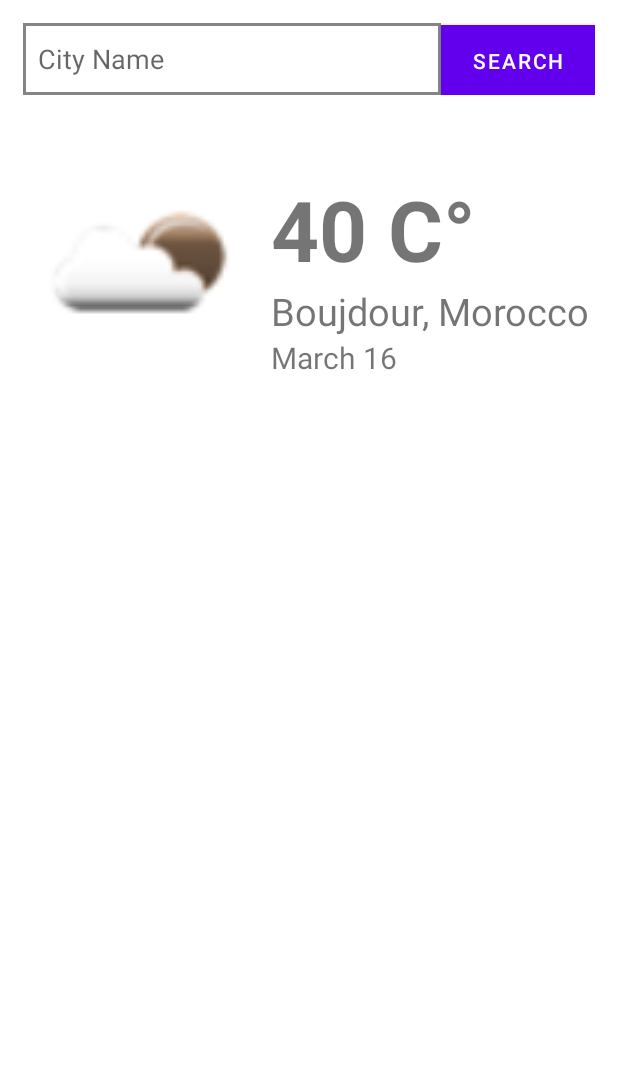
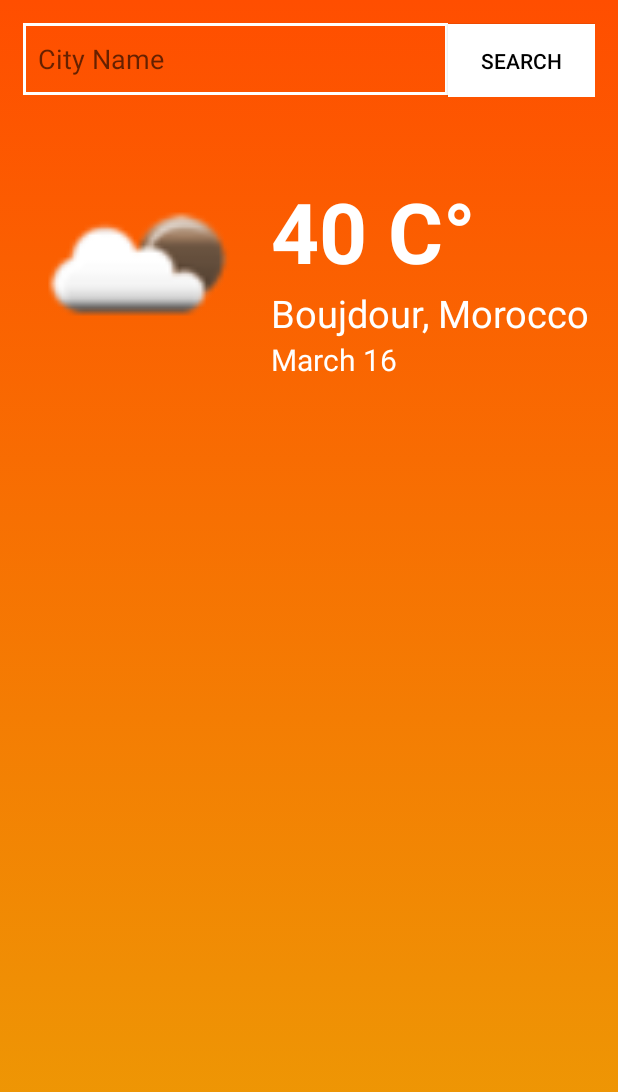
Before and after one commit to essadeq-elaamiri/MyWeather, an Android app: the layout activity_main.xml on its own in the app's theme, with its tools: preview values and no code run, on a phone screen of 412 x 824 dp. Shown: the top 1092 px of the screen. Run offline under Robolectric (Android 15) with nearby library versions, the phone set to English and light mode, and no system bars.

Commit message:
ui up, bg done, button fix, md ba3

```diff
--- a/app/src/main/res/drawable/btn_background.xml
+++ b/app/src/main/res/drawable/btn_background.xml
@@ -1,5 +1,6 @@
 <?xml version="1.0" encoding="utf-8"?>
 <shape xmlns:android="http://schemas.android.com/apk/res/android">
  <stroke android:width="2dp" android:color="@color/gray_"></stroke>
-    <solid android:color="@color/teal_700"></solid>
+    <solid android:color="@color/white"></solid>
+    <stroke android:color="@color/white" android:width="2dp"></stroke>
 </shape>
--- a/app/src/main/res/drawable/edirtext_border.xml
+++ b/app/src/main/res/drawable/edirtext_border.xml
@@ -1,4 +1,4 @@
 <?xml version="1.0" encoding="utf-8"?>
 <shape xmlns:android="http://schemas.android.com/apk/res/android">
-    <stroke android:color="@color/gray_" android:width="2dp"></stroke>
+    <stroke android:color="@color/white" android:width="2dp"></stroke>
 </shape>
--- /dev/null
+++ b/app/src/main/res/drawable/gradient_background.xml
@@ -0,0 +1,13 @@
+<?xml version="1.0" encoding="utf-8"?>
+<selector xmlns:android="http://schemas.android.com/apk/res/android">
+    <item>
+        <shape>
+            <gradient
+                android:angle="90"
+                android:startColor="#ec9f05"
+                android:endColor="#ff4e00"
+                android:type="linear"/>
+
+        </shape>
+    </item>
+</selector>
--- a/app/src/main/res/layout/activity_main.xml
+++ b/app/src/main/res/layout/activity_main.xml
@@ -5,7 +5,8 @@
     android:layout_width="match_parent"
     android:layout_height="match_parent"
     tools:context=".MainActivity"
-    android:orientation="vertical">
+    android:orientation="vertical"
+    android:background="@drawable/gradient_background">
 
     <LinearLayout
         android:layout_width="match_parent"
@@ -21,16 +22,18 @@
             android:layout_weight="95"
             android:background="@drawable/edirtext_border"
             android:hint="@string/search_editText_hint"
-            android:paddingLeft="10dp">
+            android:paddingLeft="10dp"
+            android:textColor="@color/white">
 
         </EditText>
         <Button
             android:id="@+id/searchBtn"
             android:layout_width="wrap_content"
-            android:layout_height="48dp"
+            android:layout_height="49dp"
             android:layout_weight="5"
             android:text="@string/search_btn_text"
             android:background="@drawable/btn_background"
+            android:textColor="@color/black"
             >
 
         </Button>
@@ -69,19 +72,22 @@
                 android:layout_height="wrap_content"
                 tools:text="40 C°"
                 android:textStyle="bold"
-                android:textSize="56dp"></TextView>
+                android:textSize="56dp"
+                android:textColor="@color/white"></TextView>
             <TextView
                 android:id="@+id/mainLocation"
                 android:layout_width="wrap_content"
                 android:layout_height="wrap_content"
                 android:textSize="25dp"
-                tools:text="Boujdour, Morocco"></TextView>
+                tools:text="Boujdour, Morocco"
+                android:textColor="@color/white"></TextView>
             <TextView
                 android:id="@+id/mainDate"
                 android:layout_width="wrap_content"
                 android:layout_height="wrap_content"
                 android:textSize="20dp"
-                tools:text="March 16"></TextView>
+                tools:text="March 16"
+                android:textColor="@color/white"></TextView>
         </LinearLayout>
     </LinearLayout>
     <ListView
--- a/app/src/main/res/layout/daily_weather_item.xml
+++ b/app/src/main/res/layout/daily_weather_item.xml
@@ -13,7 +13,8 @@
         android:layout_width="wrap_content"
         android:layout_height="wrap_content"
         android:text="Sat, 23 Nom"
-        android:textSize="23dp" />
+        android:textSize="23dp"
+        android:textColor="@color/white"/>
 
     <TextView
         android:id="@+id/dailyForecastTemp"
@@ -22,7 +23,8 @@
         android:layout_alignParentRight="true"
         android:text="20.09 °C"
         android:textSize="23dp"
-        android:textStyle="bold" />
+        android:textStyle="bold"
+        android:textColor="@color/white"/>
 
     <ImageView
         android:id="@+id/dailyForecastIcon"
--- a/app/src/main/res/values-night/themes.xml
+++ b/app/src/main/res/values-night/themes.xml
@@ -1,6 +1,6 @@
 <resources xmlns:tools="http://schemas.android.com/tools">
     <!-- Base application theme. -->
-    <style name="Theme.MyWeather" parent="Theme.MaterialComponents.DayNight.DarkActionBar">
+    <style name="Theme.MyWeather" parent="Theme.Material3.Dark.NoActionBar">
         <!-- Primary brand color. -->
         <item name="colorPrimary">@color/purple_200</item>
         <item name="colorPrimaryVariant">@color/purple_700</item>
--- a/app/src/main/res/values/themes.xml
+++ b/app/src/main/res/values/themes.xml
@@ -1,6 +1,6 @@
 <resources xmlns:tools="http://schemas.android.com/tools">
     <!-- Base application theme. -->
-    <style name="Theme.MyWeather" parent="Theme.MaterialComponents.DayNight.DarkActionBar">
+    <style name="Theme.MyWeather" parent="Theme.AppCompat.Light.NoActionBar">
         <!-- Primary brand color. -->
         <item name="colorPrimary">@color/purple_500</item>
         <item name="colorPrimaryVariant">@color/purple_700</item>
```
Also changed, not shown: 3 other files.
